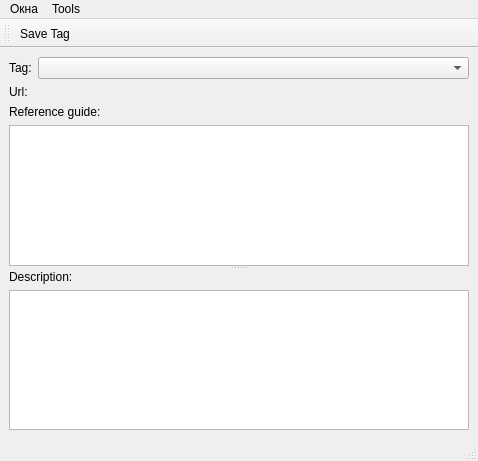
Above: preparation_description_tag_stackoverflow/mainwindow.ui from gil9red/SimplePyScripts before the change. Below: the same form after it.
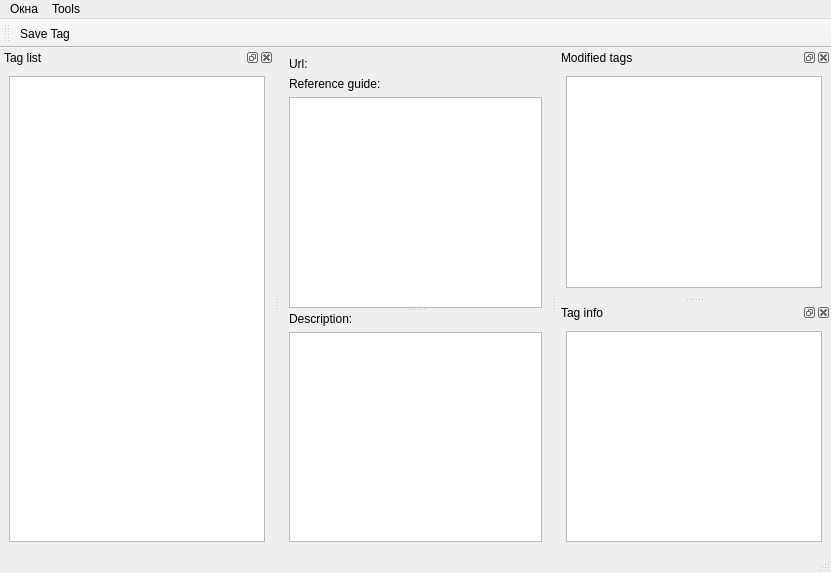
That is the form after the change.

Commit message: Комбобокс с тегами заменен списком тегов Добавлен список модицированных тегов Добавлено окно, отображающее внутреннее представление тега Другое по мелочи

Diff of the .ui file:
```diff
--- a/preparation_description_tag_stackoverflow/mainwindow.ui
+++ b/preparation_description_tag_stackoverflow/mainwindow.ui
@@ -6,8 +6,8 @@
    <rect>
     <x>0</x>
     <y>0</y>
-    <width>478</width>
-    <height>461</height>
+    <width>831</width>
+    <height>573</height>
    </rect>
   </property>
   <widget class="QWidget" name="centralwidget">
@@ -18,27 +18,13 @@
        <enum>QFormLayout::AllNonFixedFieldsGrow</enum>
       </property>
       <item row="0" column="0">
-       <widget class="QLabel" name="label">
-        <property name="text">
-         <string>Tag:</string>
-        </property>
-       </widget>
-      </item>
-      <item row="0" column="1">
-       <widget class="QComboBox" name="tag_list">
-        <property name="editable">
-         <bool>false</bool>
-        </property>
-       </widget>
-      </item>
-      <item row="1" column="0">
        <widget class="QLabel" name="label_4">
         <property name="text">
          <string>Url:</string>
         </property>
        </widget>
       </item>
-      <item row="1" column="1">
+      <item row="0" column="1">
        <widget class="QLabel" name="url">
         <property name="sizePolicy">
          <sizepolicy hsizetype="Ignored" vsizetype="Preferred">
@@ -113,7 +99,7 @@
     <rect>
      <x>0</x>
      <y>0</y>
-     <width>478</width>
+     <width>831</width>
      <height>21</height>
     </rect>
    </property>
@@ -143,6 +129,63 @@
    </attribute>
    <addaction name="action_save_tag"/>
   </widget>
+  <widget class="QDockWidget" name="dock_widget_tag_list">
+   <property name="windowTitle">
+    <string>Tag list</string>
+   </property>
+   <attribute name="dockWidgetArea">
+    <number>1</number>
+   </attribute>
+   <widget class="QWidget" name="dockWidgetContents">
+    <layout class="QVBoxLayout" name="verticalLayout_4">
+     <item>
+      <widget class="QListView" name="list_view_tag_list">
+       <property name="editTriggers">
+        <set>QAbstractItemView::NoEditTriggers</set>
+       </property>
+      </widget>
+     </item>
+    </layout>
+   </widget>
+  </widget>
+  <widget class="QDockWidget" name="dock_widget_modified_tags">
+   <property name="windowTitle">
+    <string>Modified tags</string>
+   </property>
+   <attribute name="dockWidgetArea">
+    <number>2</number>
+   </attribute>
+   <widget class="QWidget" name="dockWidgetContents_2">
+    <layout class="QVBoxLayout" name="verticalLayout_5">
+     <item>
+      <widget class="QListView" name="list_view_modified_tags">
+       <property name="editTriggers">
+        <set>QAbstractItemView::NoEditTriggers</set>
+       </property>
+      </widget>
+     </item>
+    </layout>
+   </widget>
+  </widget>
+  <widget class="QDockWidget" name="dock_widget_tag_info">
+   <property name="windowTitle">
+    <string>Tag info</string>
+   </property>
+   <attribute name="dockWidgetArea">
+    <number>2</number>
+   </attribute>
+   <widget class="QWidget" name="dockWidgetContents_4">
+    <layout class="QVBoxLayout" name="verticalLayout_6">
+     <item>
+      <widget class="QPlainTextEdit" name="plain_text_edit_tag_info">
+       <property name="readOnly">
+        <bool>true</bool>
+       </property>
+      </widget>
+     </item>
+    </layout>
+   </widget>
+  </widget>
   <action name="action_save_tag">
    <property name="text">
     <string>Save Tag</string>
```
The commit also changes 2 other files.
